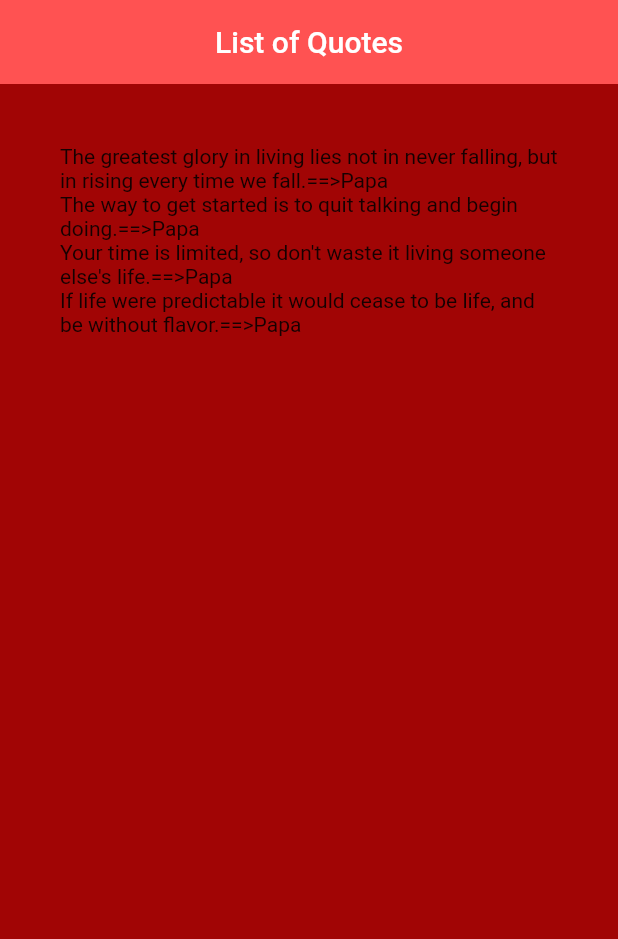
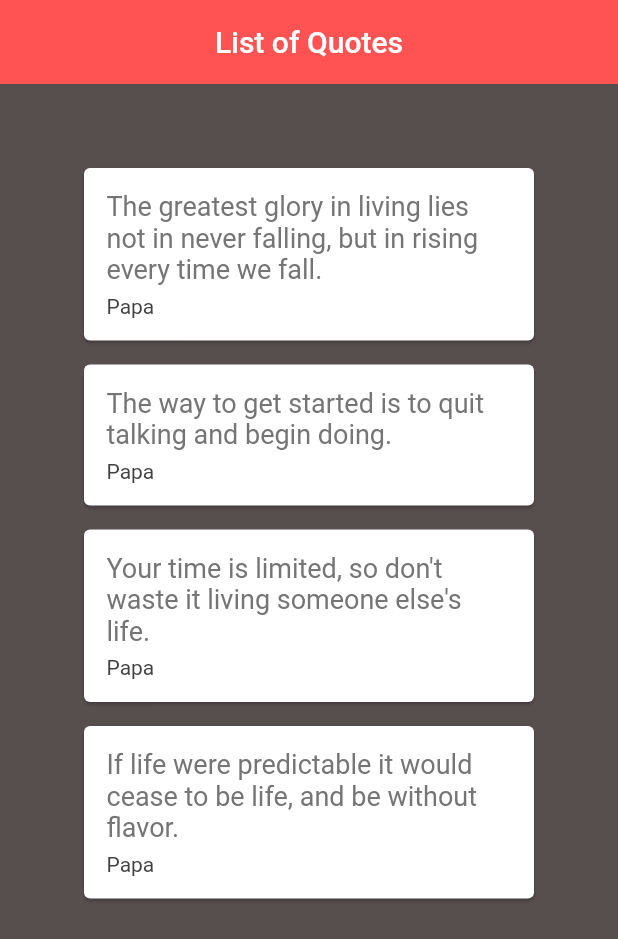
Before and after one commit to PopGirma1/Flutter, a Flutter app: the screen it shows after launch, on a phone screen of 412 x 824 dp. Shown: the top 939 px of the screen. Run offline on Flutter 3.47's test engine with Material 2 defaults, Android fonts, the phone set to English and light mode, and no system bars.

Commit message:
add card for each list

```diff
--- a/lib/main.dart
+++ b/lib/main.dart
@@ -19,10 +19,40 @@ class _ListExampleState extends State<ListExample> {
     Quote(author: "Papa", text: "The way to get started is to quit talking and begin doing."),
     Quote(author: "Papa", text: "Your time is limited, so don't waste it living someone else's life."),
     Quote(author: "Papa", text: "If life were predictable it would cease to be life, and be without flavor.")];
+
+  Widget quoteStyle(quote){
+    return Card(
+      margin: const EdgeInsets.fromLTRB(16, 16, 16, 0),
+      child: Padding(
+        padding: const EdgeInsets.all(15.0),
+        child: Column(
+          crossAxisAlignment: CrossAxisAlignment.stretch,
+         children:<Widget> [
+           Text(
+             quote.text,
+             style: TextStyle(
+               fontSize: 18.0,
+               color: Colors.grey[600]
+             ),
+           ),
+           const SizedBox(height: 6.0),
+
+           Text(
+             quote.author,
+             style: TextStyle(
+               fontSize: 14.0,
+               color: Colors.grey[800]
+             ),
+           )
+         ],
+        ),
+      ),
+    );
+  }
   @override
   Widget build(BuildContext context) {
     return Scaffold(
-      backgroundColor: const Color(0xFFA10505),
+      backgroundColor: const Color(0xFF574E4E),
       appBar: AppBar(
         title: const Text("List of Quotes"),
         centerTitle: true,
@@ -33,7 +63,7 @@ class _ListExampleState extends State<ListExample> {
         padding: const EdgeInsets.all(40.0),
         child: Column(
           crossAxisAlignment: CrossAxisAlignment.stretch,
-          children:quotes.map((quotes) => Text('${quotes.text}==>${quotes.author}')).toList(),
+          children:quotes.map((quotes) => quoteStyle(quotes)).toList(),
         ),
       ),
     );
```
